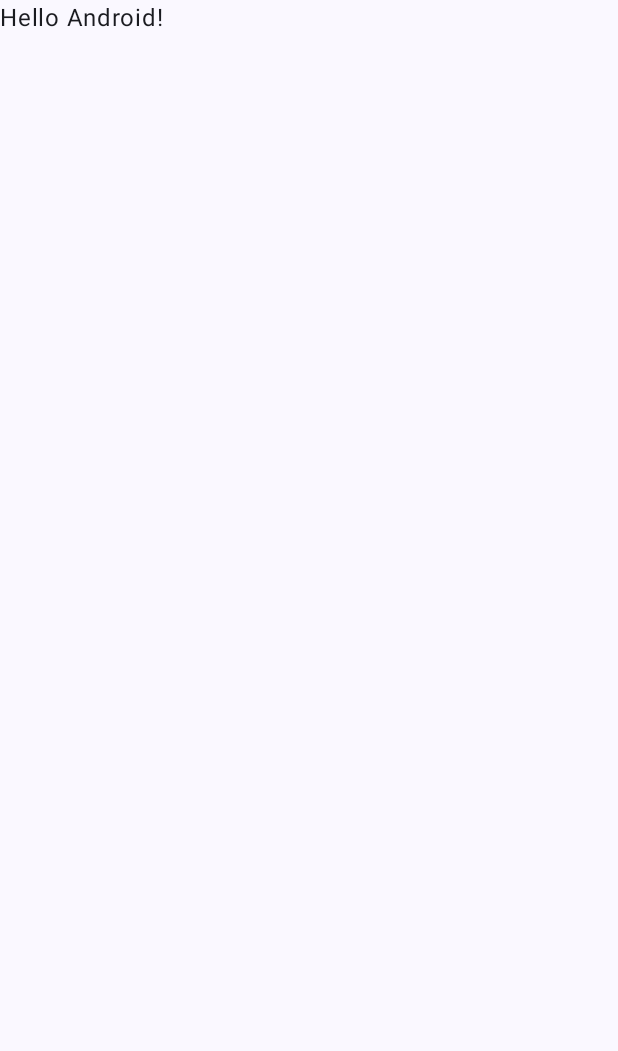
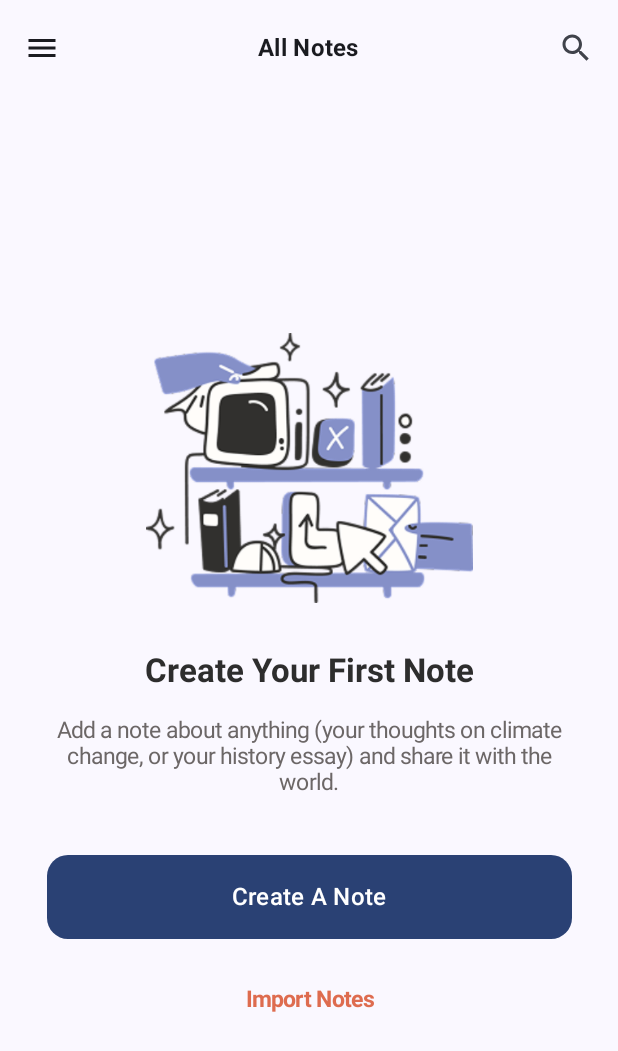
Before and after one commit to edufelip/MyNoteTakingApp, an Android app built with Jetpack Compose: the screen it shows after launch (MainActivity), on a phone screen of 412 x 824 dp. Before the commit the part shown is almost empty. Shown: the top 1051 px of the screen. Run offline under Robolectric (Android 15) with nearby library versions, the phone set to English and light mode, and no system bars.

Commit message:
feature/01: building first screen

```diff
--- a/app/src/main/AndroidManifest.xml
+++ b/app/src/main/AndroidManifest.xml
@@ -1,6 +1,5 @@
 <?xml version="1.0" encoding="utf-8"?>
-<manifest xmlns:android="http://schemas.android.com/apk/res/android"
-    xmlns:tools="http://schemas.android.com/tools">
+<manifest xmlns:android="http://schemas.android.com/apk/res/android">
 
     <application
         android:allowBackup="true"
@@ -12,9 +11,8 @@
         android:supportsRtl="true"
         android:theme="@style/Theme.NoteTakingApp">
         <activity
-            android:name=".MainActivity"
+            android:name=".ui.MainActivity"
             android:exported="true"
-            android:label="@string/app_name"
             android:theme="@style/Theme.NoteTakingApp">
             <intent-filter>
                 <action android:name="android.intent.action.MAIN" />
--- a/app/src/main/java/com/edufelip/notetakingapp/MainActivity.kt
+++ /dev/null
@@ -1,54 +0,0 @@
-package com.edufelip.notetakingapp
-
-import android.os.Bundle
-import androidx.activity.ComponentActivity
-import androidx.activity.compose.setContent
-import androidx.activity.enableEdgeToEdge
-import androidx.compose.foundation.layout.fillMaxSize
-import androidx.compose.foundation.layout.padding
-import androidx.compose.material.icons.Icons
-import androidx.compose.material.icons.filled.Add
-import androidx.compose.material3.ExperimentalMaterial3Api
-import androidx.compose.material3.FloatingActionButton
-import androidx.compose.material3.Icon
-import androidx.compose.material3.Scaffold
-import androidx.compose.material3.Text
-import androidx.compose.material3.TopAppBar
-import androidx.compose.runtime.Composable
-import androidx.compose.ui.Modifier
-import androidx.compose.ui.tooling.preview.Preview
-import androidx.compose.ui.unit.dp
-import com.edufelip.notetakingapp.ui.theme.NoteTakingAppTheme
-
-class MainActivity : ComponentActivity() {
-    override fun onCreate(savedInstanceState: Bundle?) {
-        super.onCreate(savedInstanceState)
-        enableEdgeToEdge()
-        setContent {
-            NoteTakingAppTheme {
-                Scaffold(modifier = Modifier.fillMaxSize()) { innerPadding ->
-                    Greeting(
-                        name = "Android",
-                        modifier = Modifier.padding(innerPadding)
-                    )
-                }
-            }
-        }
-    }
-}
-
-@Composable
-fun Greeting(name: String, modifier: Modifier = Modifier) {
-    Text(
-        text = "Hello $name!",
-        modifier = modifier
-    )
-}
-
-@Preview(showBackground = true)
-@Composable
-fun GreetingPreview() {
-    NoteTakingAppTheme {
-        Greeting("Android")
-    }
-}
--- /dev/null
+++ b/app/src/main/java/com/edufelip/notetakingapp/ui/MainActivity.kt
@@ -0,0 +1,20 @@
+package com.edufelip.notetakingapp.ui
+
+import android.os.Bundle
+import androidx.activity.ComponentActivity
+import androidx.activity.compose.setContent
+import androidx.activity.enableEdgeToEdge
+import com.edufelip.notetakingapp.ui.home.HomeWithDrawer
+import com.edufelip.notetakingapp.ui.theme.NoteTakingAppTheme
+
+class MainActivity : ComponentActivity() {
+    override fun onCreate(savedInstanceState: Bundle?) {
+        super.onCreate(savedInstanceState)
+        enableEdgeToEdge()
+        setContent {
+            NoteTakingAppTheme {
+                HomeWithDrawer()
+            }
+        }
+    }
+}
--- /dev/null
+++ b/app/src/main/java/com/edufelip/notetakingapp/ui/emptyNotes/EmptyNotesScreen.kt
@@ -0,0 +1,136 @@
+package com.edufelip.notetakingapp.ui.emptyNotes
+
+import androidx.compose.foundation.Image
+import androidx.compose.foundation.layout.*
+import androidx.compose.foundation.shape.RoundedCornerShape
+import androidx.compose.material.icons.Icons
+import androidx.compose.material.icons.filled.Menu
+import androidx.compose.material.icons.filled.Search
+import androidx.compose.material3.*
+import androidx.compose.runtime.Composable
+import androidx.compose.ui.Alignment
+import androidx.compose.ui.Modifier
+import androidx.compose.ui.res.painterResource
+import androidx.compose.ui.text.font.FontWeight
+import androidx.compose.ui.text.style.TextAlign
+import androidx.compose.ui.tooling.preview.Preview
+import androidx.compose.ui.unit.dp
+import com.edufelip.notetakingapp.R
+import com.edufelip.notetakingapp.ui.theme.ButtonText
+import com.edufelip.notetakingapp.ui.theme.GrayText
+import com.edufelip.notetakingapp.ui.theme.ImportNotes
+import com.edufelip.notetakingapp.ui.theme.NoteTakingAppTheme
+
+@OptIn(ExperimentalMaterial3Api::class)
+@Composable
+fun EmptyNotesScreen(
+    onCreateNote: () -> Unit,
+    onImportNotes: () -> Unit,
+    openDrawer: () -> Unit,
+    modifier: Modifier = Modifier
+) {
+    Scaffold(
+        topBar = {
+            CenterAlignedTopAppBar(
+                title = {
+                    Text(
+                        text = "All Notes",
+                        style = MaterialTheme.typography.titleMedium.copy(fontWeight = FontWeight.Bold)
+                    )
+                }, navigationIcon = {
+                    IconButton(onClick = {
+                        openDrawer()
+                    }) {
+                        Icon(Icons.Default.Menu, contentDescription = "Menu")
+                    }
+                }, actions = {
+                    IconButton(onClick = { /* TODO: Search */ }) {
+                        Icon(Icons.Default.Search, contentDescription = "Search")
+                    }
+                }, colors = TopAppBarDefaults.centerAlignedTopAppBarColors(
+                    containerColor = MaterialTheme.colorScheme.background
+                )
+            )
+        }, containerColor = MaterialTheme.colorScheme.background
+    ) { padding ->
+        Box(
+            modifier = Modifier
+                .fillMaxSize()
+                .padding(padding)
+        ) {
+            Column(
+                modifier = Modifier
+                    .fillMaxWidth()
+                    .align(Alignment.Center),
+                horizontalAlignment = Alignment.CenterHorizontally
+            ) {
+                Spacer(modifier = Modifier.height(24.dp))
+                Image(
+                    painter = painterResource(id = R.drawable.placeholder_notes_image),
+                    contentDescription = "Illustration",
+                    modifier = Modifier
+                        .height(180.dp)
+                        .fillMaxWidth(0.7f)
+                )
+
+                Spacer(modifier = Modifier.height(32.dp))
+
+                Text(
+                    text = "Create Your First Note",
+                    style = MaterialTheme.typography.titleLarge,
+                    textAlign = TextAlign.Center
+                )
+
+                Spacer(modifier = Modifier.height(18.dp))
+
+                Text(
+                    text = "Add a note about anything (your thoughts on climate change, or your history essay) and share it with the world.",
+                    style = MaterialTheme.typography.bodyMedium,
+                    color = GrayText,
+                    textAlign = TextAlign.Center,
+                    modifier = Modifier.padding(horizontal = 32.dp)
+                )
+
+                Spacer(modifier = Modifier.height(40.dp))
+
+                Button(
+                    onClick = onCreateNote,
+                    shape = RoundedCornerShape(14.dp),
+                    modifier = Modifier
+                        .fillMaxWidth(0.85f)
+                        .height(56.dp)
+                ) {
+                    Text(
+                        text = "Create A Note", style = MaterialTheme.typography.titleMedium.copy(
+                            color = ButtonText, fontWeight = FontWeight.SemiBold
+                        )
+                    )
+                }
+
+                Spacer(modifier = Modifier.height(16.dp))
+
+                TextButton(
+                    onClick = onImportNotes, modifier = Modifier.fillMaxWidth(0.85f)
+                ) {
+                    Text(
+                        text = "Import Notes", style = MaterialTheme.typography.bodyMedium.copy(
+                            color = ImportNotes, fontWeight = FontWeight.Bold
+                        )
+                    )
+                }
+            }
+        }
+    }
+}
+
+@Composable
+@Preview(showBackground = true, widthDp = 360, heightDp = 800)
+fun PreviewEmptyNotesScreen() {
+    NoteTakingAppTheme {
+        EmptyNotesScreen(
+            onCreateNote = {},
+            onImportNotes = {},
+            openDrawer = {},
+        )
+    }
+}
--- /dev/null
+++ b/app/src/main/java/com/edufelip/notetakingapp/ui/home/HomeWithDrawer.kt
@@ -0,0 +1,74 @@
+package com.edufelip.notetakingapp.ui.home
+
+import androidx.compose.foundation.layout.padding
+import androidx.compose.material3.DrawerValue
+import androidx.compose.material3.HorizontalDivider
+import androidx.compose.material3.MaterialTheme
+import androidx.compose.material3.ModalDrawerSheet
+import androidx.compose.material3.ModalNavigationDrawer
+import androidx.compose.material3.NavigationDrawerItem
+import androidx.compose.material3.NavigationDrawerItemDefaults
+import androidx.compose.material3.Text
+import androidx.compose.material3.rememberDrawerState
+import androidx.compose.runtime.Composable
+import androidx.compose.runtime.rememberCoroutineScope
+import androidx.compose.ui.Modifier
+import androidx.compose.ui.tooling.preview.Preview
+import androidx.compose.ui.unit.dp
+import com.edufelip.notetakingapp.ui.emptyNotes.EmptyNotesScreen
+import com.edufelip.notetakingapp.ui.theme.NoteTakingAppTheme
+import kotlinx.coroutines.launch
+
+@Composable
+fun HomeWithDrawer(
+    onCreateNote: () -> Unit = {},
+    onImportNotes: () -> Unit = {}
+) {
+    val drawerState = rememberDrawerState(initialValue = DrawerValue.Closed)
+    val scope = rememberCoroutineScope()
+
+    ModalNavigationDrawer(
+        drawerState = drawerState,
+        drawerContent = {
+            ModalDrawerSheet {
+                Text(
+                    text = "My Notes",
+                    style = MaterialTheme.typography.titleMedium,
+                    modifier = Modifier.padding(16.dp)
+                )
+                HorizontalDivider()
+                NavigationDrawerItem(
+                    label = { Text("All Notes") },
+                    selected = true,
+                    onClick = {
+                        scope.launch { drawerState.close() }
+                    },
+                    modifier = Modifier.padding(NavigationDrawerItemDefaults.ItemPadding)
+                )
+                NavigationDrawerItem(
+                    label = { Text("Settings") },
+                    selected = false,
+                    onClick = {
+                        scope.launch { drawerState.close() }
+                    },
+                    modifier = Modifier.padding(NavigationDrawerItemDefaults.ItemPadding)
+                )
+            }
+        }
+    ) {
+        EmptyNotesScreen(
+            modifier = Modifier,
+            onCreateNote = onCreateNote,
+            onImportNotes = onImportNotes,
+            openDrawer = { scope.launch { drawerState.open() } }
+        )
+    }
+}
+
+@Preview(showBackground = true, widthDp = 360, heightDp = 800)
+@Composable
+fun PreviewHomeWithDrawer() {
+    NoteTakingAppTheme {
+       HomeWithDrawer()
+   }
+}
--- a/app/src/main/java/com/edufelip/notetakingapp/ui/theme/Color.kt
+++ b/app/src/main/java/com/edufelip/notetakingapp/ui/theme/Color.kt
@@ -2,10 +2,9 @@ package com.edufelip.notetakingapp.ui.theme
 
 import androidx.compose.ui.graphics.Color
 
-val Purple80 = Color(0xFFD0BCFF)
-val PurpleGrey80 = Color(0xFFCCC2DC)
-val Pink80 = Color(0xFFEFB8C8)
-
-val Purple40 = Color(0xFF6650a4)
-val PurpleGrey40 = Color(0xFF625b71)
-val Pink40 = Color(0xFF7D5260)
+val Beige = Color(0xFFF8EDDF)
+val PrimaryRed = Color(0xFFDE6C4F)
+val GrayText = Color(0xFF6C6767)
+val Black = Color(0xFF2D2D2D)
+val ButtonText = Color(0xFFFFFFFF)
+val ImportNotes = Color(0xFFDE6C4F)
--- a/app/src/main/java/com/edufelip/notetakingapp/ui/theme/Theme.kt
+++ b/app/src/main/java/com/edufelip/notetakingapp/ui/theme/Theme.kt
@@ -1,6 +1,5 @@
 package com.edufelip.notetakingapp.ui.theme
 
-import android.app.Activity
 import android.os.Build
 import androidx.compose.foundation.isSystemInDarkTheme
 import androidx.compose.material3.MaterialTheme
@@ -12,31 +11,24 @@ import androidx.compose.runtime.Composable
 import androidx.compose.ui.platform.LocalContext
 
 private val DarkColorScheme = darkColorScheme(
-    primary = Purple80,
-    secondary = PurpleGrey80,
-    tertiary = Pink80
+    background = Beige,
+    primary = PrimaryRed,
+    onPrimary = ButtonText,
+    onBackground = Black,
+    secondary = PrimaryRed,
 )
 
 private val LightColorScheme = lightColorScheme(
-    primary = Purple40,
-    secondary = PurpleGrey40,
-    tertiary = Pink40
-
-    /* Other default colors to override
-    background = Color(0xFFFFFBFE),
-    surface = Color(0xFFFFFBFE),
-    onPrimary = Color.White,
-    onSecondary = Color.White,
-    onTertiary = Color.White,
-    onBackground = Color(0xFF1C1B1F),
-    onSurface = Color(0xFF1C1B1F),
-    */
+    background = Beige,
+    primary = PrimaryRed,
+    onPrimary = ButtonText,
+    onBackground = Black,
+    secondary = PrimaryRed,
 )
 
 @Composable
 fun NoteTakingAppTheme(
     darkTheme: Boolean = isSystemInDarkTheme(),
-    // Dynamic color is available on Android 12+
     dynamicColor: Boolean = true,
     content: @Composable () -> Unit
 ) {
@@ -52,7 +44,7 @@ fun NoteTakingAppTheme(
 
     MaterialTheme(
         colorScheme = colorScheme,
-        typography = Typography,
+        typography = AppTypography,
         content = content
     )
 }
--- a/app/src/main/java/com/edufelip/notetakingapp/ui/theme/Type.kt
+++ b/app/src/main/java/com/edufelip/notetakingapp/ui/theme/Type.kt
@@ -1,34 +1,21 @@
 package com.edufelip.notetakingapp.ui.theme
 
 import androidx.compose.material3.Typography
-import androidx.compose.ui.text.TextStyle
 import androidx.compose.ui.text.font.FontFamily
 import androidx.compose.ui.text.font.FontWeight
 import androidx.compose.ui.unit.sp
 
-// Set of Material typography styles to start with
-val Typography = Typography(
-    bodyLarge = TextStyle(
+val AppTypography = Typography(
+    titleLarge = androidx.compose.ui.text.TextStyle(
+        fontFamily = FontFamily.Default,
+        fontWeight = FontWeight.Bold,
+        fontSize = 22.sp,
+        color = Black
+    ),
+    bodyMedium = androidx.compose.ui.text.TextStyle(
         fontFamily = FontFamily.Default,
         fontWeight = FontWeight.Normal,
-        fontSize = 16.sp,
-        lineHeight = 24.sp,
-        letterSpacing = 0.5.sp
+        fontSize = 15.sp,
+        color = GrayText
     )
-    /* Other default text styles to override
-    titleLarge = TextStyle(
-        fontFamily = FontFamily.Default,
-        fontWeight = FontWeight.Normal,
-        fontSize = 22.sp,
-        lineHeight = 28.sp,
-        letterSpacing = 0.sp
-    ),
-    labelSmall = TextStyle(
-        fontFamily = FontFamily.Default,
-        fontWeight = FontWeight.Medium,
-        fontSize = 11.sp,
-        lineHeight = 16.sp,
-        letterSpacing = 0.5.sp
-    )
-    */
 )
```
Also changed, not shown: app/src/main/res/drawable/placeholder_notes_image.png (added), 1 other file.
